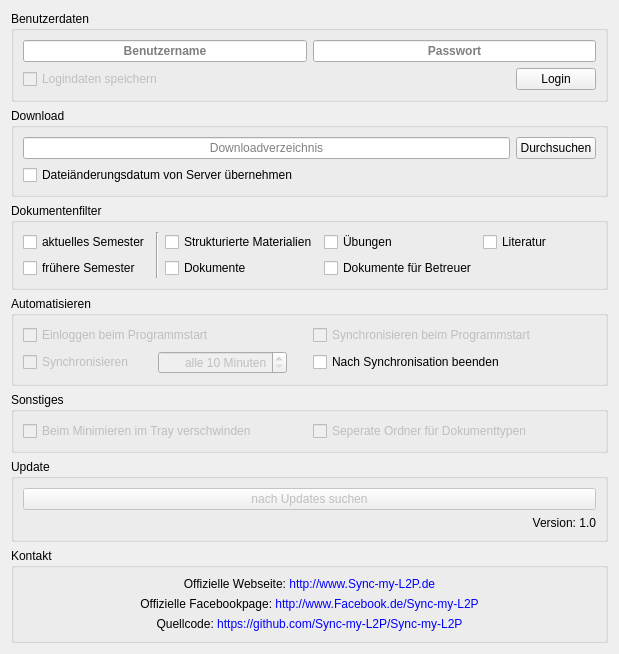
Above: options.ui from RobertKrajewski/Sync-my-L2P before the change. Below: the same form after it.
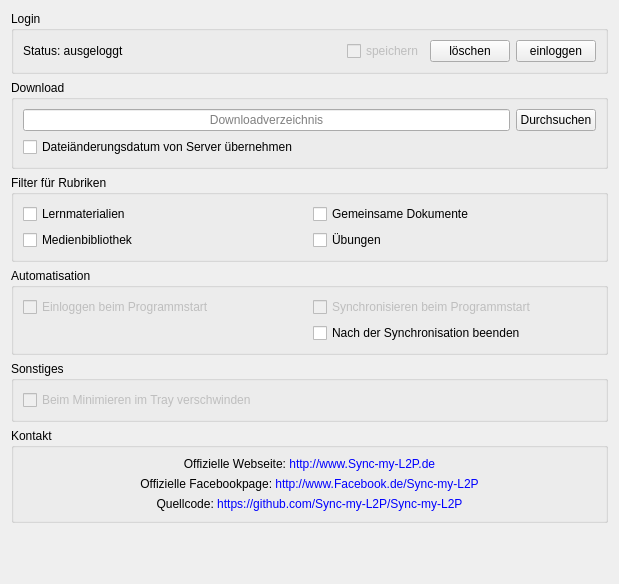
That is the form after the change. Icons and pictures are not drawn.

What changed in the file:
```diff
--- a/options.ui
+++ b/options.ui
@@ -7,7 +7,7 @@
     <x>0</x>
     <y>0</y>
     <width>619</width>
-    <height>561</height>
+    <height>584</height>
    </rect>
   </property>
   <property name="windowTitle">
@@ -17,82 +17,58 @@
    <item>
     <widget class="QGroupBox" name="userDataBox">
      <property name="title">
-      <string>Benutzerdaten</string>
+      <string>Login</string>
      </property>
      <layout class="QGridLayout" name="gridLayout_3">
-      <item row="1" column="0">
-       <widget class="QCheckBox" name="userDataSaveCheckBox">
-        <property name="enabled">
-         <bool>false</bool>
-        </property>
+      <item row="1" column="1">
+       <widget class="QLabel" name="loginStatusLabel">
         <property name="text">
-         <string>Logindaten speichern</string>
-        </property>
-        <property name="checked">
-         <bool>false</bool>
-        </property>
-       </widget>
-      </item>
-      <item row="0" column="0">
-       <widget class="QLineEdit" name="userNameLineEdit">
-        <property name="font">
-         <font>
-          <weight>75</weight>
-          <bold>true</bold>
-         </font>
-        </property>
-        <property name="text">
-         <string/>
-        </property>
-        <property name="alignment">
-         <set>Qt::AlignCenter</set>
-        </property>
-        <property name="placeholderText">
-         <string>Benutzername</string>
-        </property>
-       </widget>
-      </item>
-      <item row="0" column="2">
-       <widget class="QLineEdit" name="userPasswordLineEdit">
-        <property name="enabled">
-         <bool>true</bool>
-        </property>
-        <property name="font">
-         <font>
-          <weight>75</weight>
-          <bold>true</bold>
-         </font>
-        </property>
-        <property name="echoMode">
-         <enum>QLineEdit::Password</enum>
-        </property>
-        <property name="alignment">
-         <set>Qt::AlignCenter</set>
-        </property>
-        <property name="placeholderText">
-         <string>Passwort</string>
+         <string>Status: ausgeloggt</string>
         </property>
        </widget>
       </item>
       <item row="1" column="2">
+       <spacer name="horizontalSpacer">
+        <property name="orientation">
+         <enum>Qt::Horizontal</enum>
+        </property>
+        <property name="sizeHint" stdset="0">
+         <size>
+          <width>40</width>
+          <height>20</height>
+         </size>
+        </property>
+       </spacer>
+      </item>
+      <item row="1" column="3">
        <layout class="QHBoxLayout" name="horizontalLayout">
         <item>
-         <spacer name="horizontalSpacer">
-          <property name="orientation">
-           <enum>Qt::Horizontal</enum>
+         <widget class="QCheckBox" name="userDataSaveCheckBox">
+          <property name="enabled">
+           <bool>false</bool>
           </property>
-          <property name="sizeHint" stdset="0">
-           <size>
-            <width>40</width>
-            <height>20</height>
-           </size>
+          <property name="text">
+           <string>speichern</string>
           </property>
-         </spacer>
+          <property name="checked">
+           <bool>false</bool>
+          </property>
+         </widget>
+        </item>
+        <item>
+         <widget class="QPushButton" name="loginErasePushButton">
+          <property name="enabled">
+           <bool>true</bool>
+          </property>
+          <property name="text">
+           <string>löschen</string>
+          </property>
+         </widget>
         </item>
         <item>
          <widget class="QPushButton" name="loginPushButton">
           <property name="text">
-           <string>Login</string>
+           <string>einloggen</string>
           </property>
           <property name="icon">
            <iconset resource="Icons.qrc">
@@ -147,75 +123,41 @@
    <item>
     <widget class="QGroupBox" name="filterOptionsBox">
      <property name="title">
-      <string>Dokumentenfilter</string>
+      <string>Filter für Rubriken</string>
      </property>
      <layout class="QGridLayout" name="gridLayout_4">
-      <item row="0" column="4">
-       <widget class="QCheckBox" name="literatureCheckBox">
-        <property name="text">
-         <string>Literatur</string>
-        </property>
-        <property name="checked">
-         <bool>false</bool>
-        </property>
-       </widget>
-      </item>
-      <item row="1" column="2">
-       <widget class="QCheckBox" name="documentsCheckBox">
-        <property name="text">
-         <string>Dokumente</string>
-        </property>
-        <property name="checked">
-         <bool>false</bool>
-        </property>
-       </widget>
-      </item>
-      <item row="0" column="2">
-       <widget class="QCheckBox" name="sharedMaterialsCheckBox">
-        <property name="text">
-         <string>Strukturierte Materialien</string>
-        </property>
-        <property name="checked">
-         <bool>false</bool>
-        </property>
-       </widget>
-      </item>
-      <item row="0" column="0">
-       <widget class="QCheckBox" name="currentSemesterCheckBox">
-        <property name="text">
-         <string>aktuelles Semester</string>
-        </property>
-        <property name="checked">
-         <bool>false</bool>
-        </property>
-       </widget>
-      </item>
       <item row="1" column="0">
        <widget class="QCheckBox" name="oldSemesterCheckBox">
         <property name="text">
-         <string>frühere Semester</string>
+         <string>Lernmaterialien</string>
         </property>
+        <property name="checked">
+         <bool>false</bool>
+        </property>
        </widget>
       </item>
-      <item row="1" column="3">
-       <widget class="QCheckBox" name="tutorDocumentsCheckBox">
+      <item row="2" column="0">
+       <widget class="QCheckBox" name="mediaLibrarysCheckBox">
         <property name="text">
-         <string>Dokumente für Betreuer</string>
+         <string>Medienbibliothek</string>
         </property>
         <property name="checked">
          <bool>false</bool>
         </property>
        </widget>
       </item>
-      <item row="0" column="1" rowspan="2">
-       <widget class="Line" name="line">
-        <property name="orientation">
-         <enum>Qt::Vertical</enum>
+      <item row="1" column="1">
+       <widget class="QCheckBox" name="sharedDocumentsCheckBox">
+        <property name="text">
+         <string>Gemeinsame Dokumente</string>
         </property>
+        <property name="checked">
+         <bool>false</bool>
+        </property>
        </widget>
       </item>
-      <item row="0" column="3">
-       <widget class="QCheckBox" name="exercisesCheckBox">
+      <item row="2" column="1">
+       <widget class="QCheckBox" name="assignmentsCheckBox">
         <property name="text">
          <string>Übungen</string>
         </property>
@@ -230,7 +172,7 @@
    <item>
     <widget class="QGroupBox" name="automatisationBox">
      <property name="title">
-      <string>Automatisieren</string>
+      <string>Automatisation</string>
      </property>
      <layout class="QGridLayout" name="gridLayout_7">
       <item row="0" column="0">
@@ -259,74 +201,10 @@
       <item row="2" column="2">
        <widget class="QCheckBox" name="autoCloseAfterSyncCheckBox">
         <property name="text">
-         <string>Nach Synchronisation beenden</string>
+         <string>Nach der Synchronisation beenden</string>
         </property>
        </widget>
       </item>
-      <item row="2" column="0">
-       <layout class="QHBoxLayout" name="horizontalLayout_3">
-        <item>
-         <widget class="QCheckBox" name="autoBackgroundSyncCheckBox">
-          <property name="enabled">
-           <bool>false</bool>
-          </property>
-          <property name="sizePolicy">
-           <sizepolicy hsizetype="Minimum" vsizetype="Fixed">
-            <horstretch>0</horstretch>
-            <verstretch>0</verstretch>
-           </sizepolicy>
-          </property>
-          <property name="text">
-           <string>Synchronisieren</string>
-          </property>
-         </widget>
-        </item>
-        <item>
-         <widget class="QSpinBox" name="autoBackgroundSyncSpinBox">
-          <property name="enabled">
-           <bool>false</bool>
-          </property>
-          <property name="alignment">
-           <set>Qt::AlignRight|Qt::AlignTrailing|Qt::AlignVCenter</set>
-          </property>
-          <property name="accelerated">
-           <bool>true</bool>
-          </property>
-          <property name="suffix">
-           <string> Minuten</string>
-          </property>
-          <property name="prefix">
-           <string>alle </string>
-          </property>
-          <property name="minimum">
-           <number>10</number>
-          </property>
-          <property name="maximum">
-           <number>9999</number>
-          </property>
-          <property name="singleStep">
-           <number>5</number>
-          </property>
-         </widget>
-        </item>
-        <item>
-         <spacer name="horizontalSpacer_2">
-          <property name="orientation">
-           <enum>Qt::Horizontal</enum>
-          </property>
-          <property name="sizeType">
-           <enum>QSizePolicy::Preferred</enum>
-          </property>
-          <property name="sizeHint" stdset="0">
-           <size>
-            <width>20</width>
-            <height>20</height>
-           </size>
-          </property>
-         </spacer>
-        </item>
-       </layout>
-      </item>
      </layout>
     </widget>
    </item>
@@ -346,45 +224,6 @@
         </property>
         <property name="checked">
          <bool>false</bool>
-        </property>
-       </widget>
-      </item>
-      <item row="1" column="1">
-       <widget class="QCheckBox" name="seperateDirectoriesCheckBox">
-        <property name="enabled">
-         <bool>false</bool>
-        </property>
-        <property name="text">
-         <string>Seperate Ordner für Dokumenttypen</string>
-        </property>
-       </widget>
-      </item>
-     </layout>
-    </widget>
-   </item>
-   <item>
-    <widget class="QGroupBox" name="updateBox">
-     <property name="title">
-      <string>Update</string>
-     </property>
-     <layout class="QGridLayout" name="gridLayout_6">
-      <item row="1" column="0">
-       <widget class="QPushButton" name="updatePushButton">
-        <property name="enabled">
-         <bool>false</bool>
-        </property>
-        <property name="text">
-         <string>nach Updates suchen</string>
-        </property>
-       </widget>
-      </item>
-      <item row="2" column="0">
-       <widget class="QLabel" name="versionNumberLabel">
-        <property name="text">
-         <string>Version: 1.0</string>
-        </property>
-        <property name="alignment">
-         <set>Qt::AlignRight|Qt::AlignTrailing|Qt::AlignVCenter</set>
         </property>
        </widget>
       </item>
```
Left out of the diff: 2 changed lines with no effect on the pictures.
